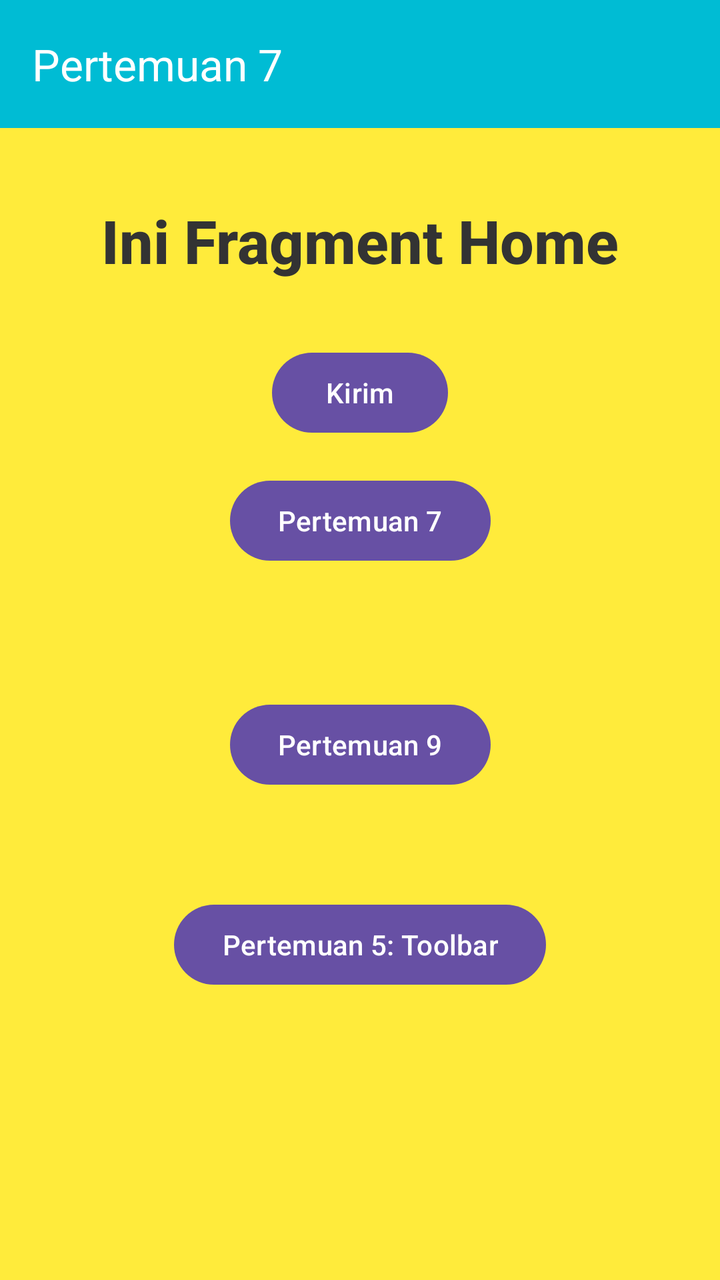
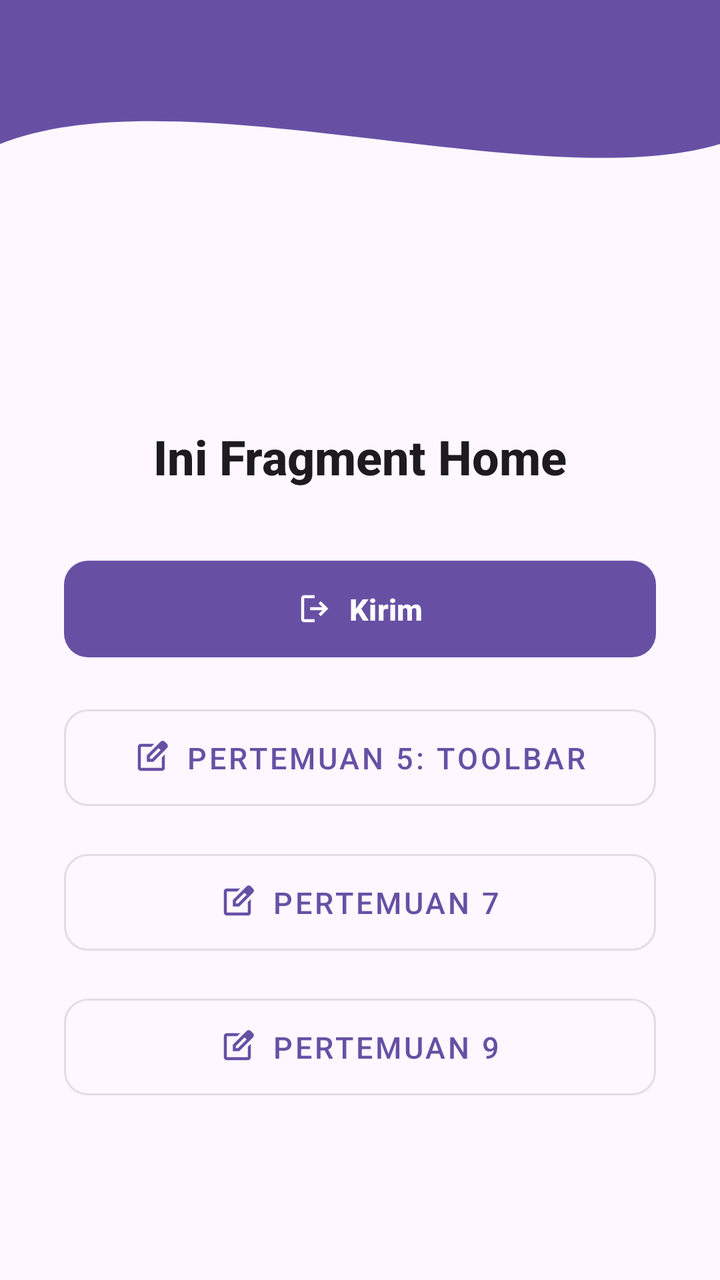

An Android layout rendered at two revisions. The XML below is the earlier revision; the diff shows what the commit changed to produce the second picture.
<!-- AndroidManifest.xml: application theme Theme.AndesiaApps -->
<!-- res/layout/fragment_home.xml -->
<?xml version="1.0" encoding="utf-8"?>
<androidx.constraintlayout.widget.ConstraintLayout
    xmlns:android="http://schemas.android.com/apk/res/android"
    xmlns:app="http://schemas.android.com/apk/res-auto"
    xmlns:tools="http://schemas.android.com/tools"
    android:layout_width="match_parent"
    android:layout_height="match_parent"
    android:background="@color/yellow"
    tools:context=".Home.HomeFragment">

    <androidx.appcompat.widget.Toolbar
        android:id="@+id/toolbar"
        android:layout_width="match_parent"
        android:layout_height="?attr/actionBarSize"
        android:background="@color/bg"
        app:layout_constraintEnd_toEndOf="parent"
        app:layout_constraintStart_toStartOf="parent"
        app:layout_constraintTop_toTopOf="parent"
        app:title="Pertemuan 7"
        app:titleTextColor="@android:color/white" />

    <TextView
        android:id="@+id/tvHome"
        android:layout_width="wrap_content"
        android:layout_height="wrap_content"
        android:layout_marginTop="100dp"
        android:fontFamily="sans-serif-medium"
        android:text="Ini Fragment Home"
        android:textColor="#333333"
        android:textSize="30sp"
        android:textStyle="bold"
        app:layout_constraintEnd_toEndOf="parent"
        app:layout_constraintStart_toStartOf="parent"
        app:layout_constraintTop_toTopOf="parent" />

    <Button
        android:id="@+id/button"
        android:layout_width="wrap_content"
        android:layout_height="wrap_content"
        android:layout_marginTop="32dp"
        android:text="Kirim"
        app:layout_constraintEnd_toEndOf="parent"
        app:layout_constraintStart_toStartOf="parent"
        app:layout_constraintTop_toBottomOf="@+id/tvHome" />

    <Button
        android:id="@+id/btnToSeventh"
        android:layout_width="wrap_content"
        android:layout_height="wrap_content"
        android:layout_marginTop="16dp"
        android:text="Pertemuan 7"
        app:layout_constraintEnd_toEndOf="parent"
        app:layout_constraintStart_toStartOf="parent"
        app:layout_constraintTop_toBottomOf="@+id/button" />

    <Button
        android:id="@+id/btnToFifth"
        android:layout_width="wrap_content"
        android:layout_height="wrap_content"
        android:layout_marginTop="164dp"
        android:text="Pertemuan 5: Toolbar"
        app:layout_constraintEnd_toEndOf="parent"
        app:layout_constraintStart_toStartOf="parent"
        app:layout_constraintTop_toBottomOf="@id/btnToSeventh" />

    <Button
        android:id="@+id/btnToNinth"
        android:layout_width="wrap_content"
        android:layout_height="wrap_content"
        android:layout_marginTop="64dp"
        android:text="Pertemuan 9"
        app:layout_constraintEnd_toEndOf="parent"
        app:layout_constraintStart_toStartOf="parent"
        app:layout_constraintTop_toBottomOf="@id/btnToSeventh" />

</androidx.constraintlayout.widget.ConstraintLayout>
<!-- resources referenced by this layout -->
<resources>
  <color name="bg">#00BCD4</color>
  <color name="yellow">#FFEB3B</color>
  <style name="Theme.AndesiaApps" parent="Base.Theme.AndesiaApps" />
  <style name="Base.Theme.AndesiaApps" parent="Theme.Material3.DayNight.NoActionBar">
          
          
      </style>
</resources>

<!-- the commit's change to res/layout/fragment_home.xml (unified diff, before → after) -->
@@ -3,74 +3,115 @@
     xmlns:android="http://schemas.android.com/apk/res/android"
     xmlns:app="http://schemas.android.com/apk/res-auto"
     xmlns:tools="http://schemas.android.com/tools"
+    android:id="@+id/main"
     android:layout_width="match_parent"
     android:layout_height="match_parent"
-    android:background="@color/yellow"
+    android:background="?attr/colorSurface"
     tools:context=".Home.HomeFragment">
+
+    <View
+        android:id="@+id/background_header"
+        android:layout_width="0dp"
+        android:layout_height="180dp"
+        android:background="@drawable/bg_header_wave"
+        app:layout_constraintEnd_toEndOf="parent"
+        app:layout_constraintStart_toStartOf="parent"
+        app:layout_constraintTop_toTopOf="parent"/>
 
     <androidx.appcompat.widget.Toolbar
         android:id="@+id/toolbar"
-        android:layout_width="match_parent"
+        android:layout_width="0dp"
         android:layout_height="?attr/actionBarSize"
-        android:background="@color/bg"
+        android:background="@android:color/transparent"
         app:layout_constraintEnd_toEndOf="parent"
         app:layout_constraintStart_toStartOf="parent"
         app:layout_constraintTop_toTopOf="parent"
-        app:title="Pertemuan 7"
-        app:titleTextColor="@android:color/white" />
+        app:title="" />
 
     <TextView
         android:id="@+id/tvHome"
         android:layout_width="wrap_content"
         android:layout_height="wrap_content"
-        android:layout_marginTop="100dp"
+        android:layout_marginTop="32dp"
         android:fontFamily="sans-serif-medium"
         android:text="Ini Fragment Home"
-        android:textColor="#333333"
-        android:textSize="30sp"
+        android:textColor="?attr/colorOnSurface"
+        android:textSize="24sp"
         android:textStyle="bold"
         app:layout_constraintEnd_toEndOf="parent"
         app:layout_constraintStart_toStartOf="parent"
-        app:layout_constraintTop_toTopOf="parent" />
+        app:layout_constraintTop_toBottomOf="@+id/background_header" />
 
-    <Button
+    <com.google.android.material.button.MaterialButton
         android:id="@+id/button"
-        android:layout_width="wrap_content"
+        android:layout_width="0dp"
         android:layout_height="wrap_content"
+        android:layout_marginHorizontal="32dp"
         android:layout_marginTop="32dp"
+        android:paddingVertical="14dp"
         android:text="Kirim"
+        android:textSize="15sp"
+        android:textStyle="bold"
+        app:cornerRadius="12dp"
+        app:icon="@drawable/ic_login"
+        app:iconGravity="textStart"
+        app:iconPadding="8dp"
         app:layout_constraintEnd_toEndOf="parent"
         app:layout_constraintStart_toStartOf="parent"
         app:layout_constraintTop_toBottomOf="@+id/tvHome" />
 
-    <Button
-        android:id="@+id/btnToSeventh"
-        android:layout_width="wrap_content"
+    <com.google.android.material.button.MaterialButton
+        android:id="@+id/btnToFifth"
+        style="@style/Widget.MaterialComponents.Button.OutlinedButton"
+        android:layout_width="0dp"
         android:layout_height="wrap_content"
+        android:layout_marginHorizontal="32dp"
         android:layout_marginTop="16dp"
-        android:text="Pertemuan 7"
+        android:paddingVertical="14dp"
+        android:text="Pertemuan 5: Toolbar"
+        android:textSize="15sp"
+        app:cornerRadius="12dp"
+        app:icon="@drawable/ic_edit"
+        app:iconGravity="textStart"
+        app:iconPadding="8dp"
         app:layout_constraintEnd_toEndOf="parent"
         app:layout_constraintStart_toStartOf="parent"
         app:layout_constraintTop_toBottomOf="@+id/button" />
 
-    <Button
-        android:id="@+id/btnToFifth"
-        android:layout_width="wrap_content"
+    <com.google.android.material.button.MaterialButton
+        android:id="@+id/btnToSeventh"
+        style="@style/Widget.MaterialComponents.Button.OutlinedButton"
+        android:layout_width="0dp"
         android:layout_height="wrap_content"
-        android:layout_marginTop="164dp"
-        android:text="Pertemuan 5: Toolbar"
+        android:layout_marginHorizontal="32dp"
+        android:layout_marginTop="12dp"
+        android:paddingVertical="14dp"
+        android:text="Pertemuan 7"
+        android:textSize="15sp"
+        app:cornerRadius="12dp"
+        app:icon="@drawable/ic_edit"
+        app:iconGravity="textStart"
+        app:iconPadding="8dp"
         app:layout_constraintEnd_toEndOf="parent"
         app:layout_constraintStart_toStartOf="parent"
-        app:layout_constraintTop_toBottomOf="@id/btnToSeventh" />
+        app:layout_constraintTop_toBottomOf="@+id/btnToFifth" />
 
-    <Button
+    <com.google.android.material.button.MaterialButton
         android:id="@+id/btnToNinth"
-        android:layout_width="wrap_content"
+        style="@style/Widget.MaterialComponents.Button.OutlinedButton"
+        android:layout_width="0dp"
         android:layout_height="wrap_content"
-        android:layout_marginTop="64dp"
+        android:layout_marginHorizontal="32dp"
+        android:layout_marginTop="12dp"
+        android:paddingVertical="14dp"
         android:text="Pertemuan 9"
+        android:textSize="15sp"
+        app:cornerRadius="12dp"
+        app:icon="@drawable/ic_edit"
+        app:iconGravity="textStart"
+        app:iconPadding="8dp"
         app:layout_constraintEnd_toEndOf="parent"
         app:layout_constraintStart_toStartOf="parent"
-        app:layout_constraintTop_toBottomOf="@id/btnToSeventh" />
+        app:layout_constraintTop_toBottomOf="@+id/btnToSeventh" />
 
 </androidx.constraintlayout.widget.ConstraintLayout>
<!-- resource entries referenced after the edit -->
@@ -1,7 +1,36 @@
 <!-- resources referenced by this layout -->
 <resources>
-  <color name="bg">#00BCD4</color>
-  <color name="yellow">#FFEB3B</color>
+  <!-- drawable bg_header_wave (drawable) -->
+  <vector xmlns:android="http://schemas.android.com/apk/res/android"
+      android:width="100dp"
+      android:height="100dp"
+      android:viewportWidth="100"
+      android:viewportHeight="100">
+  
+      
+      <path
+          android:fillColor="?attr/colorPrimary"
+          android:pathData="
+              M0,0
+              L100,0
+              L100,40
+              C 75,55
+                25,20
+                0,40
+              Z" />
+  </vector>
+  <!-- drawable ic_edit (drawable) -->
+  <vector xmlns:android="http://schemas.android.com/apk/res/android" android:height="24dp" android:tint="#000000" android:viewportHeight="960" android:viewportWidth="960" android:width="24dp">
+        
+      <path android:fillColor="@android:color/white" android:pathData="M200,840Q167,840 143.5,816.5Q120,793 120,760L120,200Q120,167 143.5,143.5Q167,120 200,120L557,120L477,200L200,200Q200,200 200,200Q200,200 200,200L200,760Q200,760 200,760Q200,760 200,760L760,760Q760,760 760,760Q760,760 760,760L760,482L840,402L840,760Q840,793 816.5,816.5Q793,840 760,840L200,840ZM480,480Q480,480 480,480Q480,480 480,480L480,480Q480,480 480,480Q480,480 480,480L480,480L480,480L480,480L480,480L480,480L480,480Q480,480 480,480Q480,480 480,480ZM360,600L360,430L727,63Q739,51 754,45Q769,39 784,39Q800,39 814.5,45Q829,51 841,63L897,120Q908,132 914,146.5Q920,161 920,176Q920,191 914.5,205.5Q909,220 897,232L530,600L360,600ZM841,176L841,176L785,120L785,120L841,176ZM440,520L496,520L728,288L700,260L671,232L440,463L440,520ZM700,260L671,232L671,232L700,260L728,288L728,288L700,260Z"/>
+      
+  </vector>
+  <!-- drawable ic_login (drawable) -->
+  <vector xmlns:android="http://schemas.android.com/apk/res/android" android:autoMirrored="true" android:height="24dp" android:tint="#000000" android:viewportHeight="960" android:viewportWidth="960" android:width="24dp">
+        
+      <path android:fillColor="@android:color/white" android:pathData="M200,840Q167,840 143.5,816.5Q120,793 120,760L120,200Q120,167 143.5,143.5Q167,120 200,120L480,120L480,200L200,200Q200,200 200,200Q200,200 200,200L200,760Q200,760 200,760Q200,760 200,760L480,760L480,840L200,840ZM640,680L585,622L687,520L360,520L360,440L687,440L585,338L640,280L840,480L640,680Z"/>
+      
+  </vector>
   <style name="Theme.AndesiaApps" parent="Base.Theme.AndesiaApps" />
   <style name="Base.Theme.AndesiaApps" parent="Theme.Material3.DayNight.NoActionBar">
           
